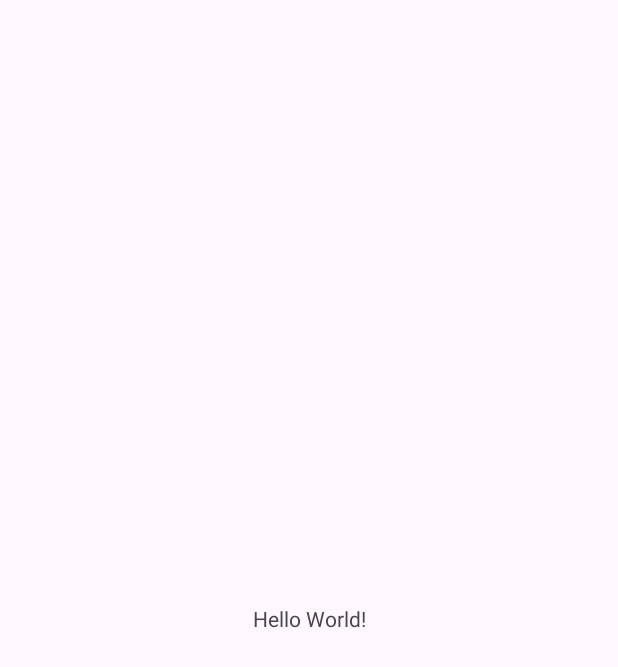
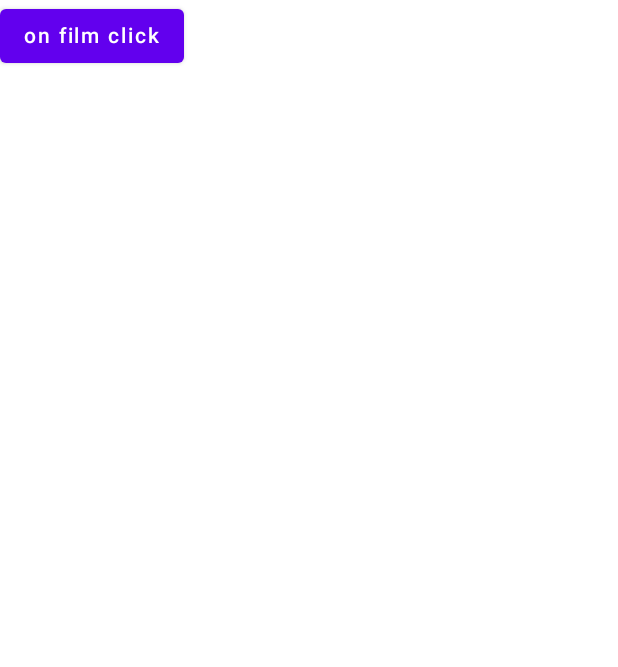
Before and after one commit to incw/FIlms, an Android app built with Jetpack Compose: the screen it shows after launch (MainActivity), on a phone screen of 412 x 824 dp. Before the commit the part shown is almost empty. Shown: the top 667 px of the screen. Run offline under Robolectric (Android 15) with nearby library versions, the phone set to English and light mode, and no system bars.

Commit message:
Add navigation between fragments

```diff
--- a/app/src/main/AndroidManifest.xml
+++ b/app/src/main/AndroidManifest.xml
@@ -3,6 +3,7 @@
     xmlns:tools="http://schemas.android.com/tools">
 
     <application
+        android:name=".features.main.FilmsApplication"
         android:allowBackup="true"
         android:dataExtractionRules="@xml/data_extraction_rules"
         android:fullBackupContent="@xml/backup_rules"
@@ -13,7 +14,7 @@
         android:theme="@style/Theme.Fimls"
         tools:targetApi="31">
         <activity
-            android:name=".MainActivity"
+            android:name=".features.main.MainActivity"
             android:exported="true">
             <intent-filter>
                 <action android:name="android.intent.action.MAIN" />
--- a/app/src/main/java/dev/smolyakoff/fimls/features/film_detail/ui/FilmDetailFragment.kt
+++ b/app/src/main/java/dev/smolyakoff/films/features/films/ui/FilmsFragment.kt
@@ -1,47 +1,47 @@
-package dev.smolyakoff.fimls.features.film_detail.ui
+package dev.smolyakoff.films.features.films.ui
 
 import android.os.Bundle
 import androidx.fragment.app.Fragment
 import android.view.LayoutInflater
 import android.view.View
 import android.view.ViewGroup
+import androidx.compose.foundation.layout.fillMaxSize
 import androidx.compose.material.MaterialTheme
+import androidx.compose.material.Surface
+import androidx.compose.ui.Modifier
 import androidx.compose.ui.platform.ComposeView
 import androidx.compose.ui.platform.ViewCompositionStrategy
-import dev.smolyakoff.fimls.R
+import androidx.navigation.findNavController
+import dev.smolyakoff.films.R
 
-class FilmDetailFragment : Fragment() {
+class FilmsFragment : Fragment() {
 
 
     override fun onCreateView(
         inflater: LayoutInflater, container: ViewGroup?,
         savedInstanceState: Bundle?
     ): View? {
-
-        val view = inflater.inflate(R.layout.fragment_film_detail, container, false)
+        val view = inflater.inflate(R.layout.fragment_films, container, false)
         val composeView = view.findViewById<ComposeView>(R.id.compose_view)
 
         composeView.apply {
             setViewCompositionStrategy(ViewCompositionStrategy.DisposeOnViewTreeLifecycleDestroyed)
             setContent {
                 MaterialTheme {
-                    FilmDetailView()
+                    Surface (
+                        modifier = Modifier.fillMaxSize()
+                    ) {
+                        FilmsView(
+                            onFilmClick = {
+                                findNavController().navigate(R.id.navigate_to_film_detail)
+                            }
+                        )
+                    }
                 }
             }
         }
+
         return view
     }
 
-    companion object {
-
-        @JvmStatic
-        fun newInstance() =
-            FilmDetailFragment().apply {
-                arguments = Bundle().apply {
-                    /**
-                     * Put String(args*)
-                     */
-                }
-            }
-    }
 }
--- /dev/null
+++ b/app/src/main/java/dev/smolyakoff/films/features/films/ui/FilmsView.kt
@@ -0,0 +1,31 @@
+package dev.smolyakoff.films.features.films.ui
+
+import androidx.compose.foundation.layout.Column
+import androidx.compose.foundation.layout.fillMaxSize
+import androidx.compose.foundation.layout.padding
+import androidx.compose.material.Button
+import androidx.compose.material.Scaffold
+import androidx.compose.material.Text
+import androidx.compose.runtime.Composable
+import androidx.compose.ui.Modifier
+
+
+@Composable
+fun FilmsView(
+    modifier: Modifier = Modifier,
+    onFilmClick: () -> Unit
+) {
+    Scaffold(
+        modifier = modifier
+    ) { paddingValues ->
+        Column(
+            modifier = Modifier
+                .fillMaxSize()
+                .padding(paddingValues)
+        ) {
+            Button(onClick = onFilmClick) {
+                Text(text = "on film click")
+            }
+        }
+    }
+}
--- a/app/src/main/java/dev/smolyakoff/fimls/FilmsApplication.kt
+++ b/app/src/main/java/dev/smolyakoff/films/features/main/FilmsApplication.kt
@@ -1,4 +1,4 @@
-package dev.smolyakoff.fimls
+package dev.smolyakoff.films.features.main
 
 import android.app.Application
 
--- a/app/src/main/java/dev/smolyakoff/fimls/MainActivity.kt
+++ b/app/src/main/java/dev/smolyakoff/films/features/main/MainActivity.kt
@@ -1,15 +1,17 @@
-package dev.smolyakoff.fimls
+package dev.smolyakoff.films.features.main
 
 import android.os.Bundle
 import androidx.activity.enableEdgeToEdge
 import androidx.appcompat.app.AppCompatActivity
 import androidx.core.view.ViewCompat
 import androidx.core.view.WindowInsetsCompat
+import dev.smolyakoff.films.R
 
 class MainActivity : AppCompatActivity() {
     override fun onCreate(savedInstanceState: Bundle?) {
         super.onCreate(savedInstanceState)
         enableEdgeToEdge()
+
         setContentView(R.layout.activity_main)
 
         ViewCompat.setOnApplyWindowInsetsListener(findViewById(R.id.main)) { v, insets ->
--- a/app/src/main/res/layout/activity_main.xml
+++ b/app/src/main/res/layout/activity_main.xml
@@ -1,19 +1,22 @@
 <?xml version="1.0" encoding="utf-8"?>
-<androidx.constraintlayout.widget.ConstraintLayout xmlns:android="http://schemas.android.com/apk/res/android"
+<FrameLayout xmlns:android="http://schemas.android.com/apk/res/android"
     xmlns:app="http://schemas.android.com/apk/res-auto"
     xmlns:tools="http://schemas.android.com/tools"
     android:id="@+id/main"
     android:layout_width="match_parent"
     android:layout_height="match_parent"
-    tools:context=".MainActivity">
+    tools:context=".features.main.MainActivity">
 
-    <TextView
-        android:layout_width="wrap_content"
-        android:layout_height="wrap_content"
-        android:text="Hello World!"
-        app:layout_constraintBottom_toBottomOf="parent"
-        app:layout_constraintEnd_toEndOf="parent"
-        app:layout_constraintStart_toStartOf="parent"
-        app:layout_constraintTop_toTopOf="parent" />
 
-</androidx.constraintlayout.widget.ConstraintLayout>
+    <androidx.fragment.app.FragmentContainerView
+        android:id="@+id/nav_host_fragment_activity_bottem_navigation"
+        android:name="androidx.navigation.fragment.NavHostFragment"
+        android:layout_width="match_parent"
+        android:layout_height="match_parent"
+        app:defaultNavHost="true"
+        app:navGraph="@navigation/navigation"
+        android:tag="Task bar"
+        />
+
+
+</FrameLayout>
--- /dev/null
+++ b/app/src/main/res/navigation/navigation.xml
@@ -0,0 +1,29 @@
+<?xml version="1.0" encoding="utf-8"?>
+<navigation xmlns:android="http://schemas.android.com/apk/res/android"
+    xmlns:app="http://schemas.android.com/apk/res-auto"
+    xmlns:tools="http://schemas.android.com/tools"
+    android:id="@+id/navigation.xml"
+    app:startDestination="@id/films_fragment">
+
+    <fragment
+        android:id="@+id/films_fragment"
+        android:name="dev.smolyakoff.films.features.films.ui.FilmsFragment"
+        android:label="Films list"
+        tools:layout="@layout/fragment_films">
+
+        <action
+            android:id="@+id/navigate_to_film_detail"
+            app:destination="@+id/film_detail" />
+
+    </fragment>
+
+    <fragment
+        android:id="@+id/film_detail"
+        android:name="dev.smolyakoff.films.features.film_detail.ui.FilmDetailFragment"
+        android:label="Film Detail"
+        tools:layout="@layout/fragment_film_detail">
+
+    </fragment>
+
+
+</navigation>
--- a/app/src/main/res/values/themes.xml
+++ b/app/src/main/res/values/themes.xml
@@ -1,8 +1,8 @@
 <resources xmlns:tools="http://schemas.android.com/tools">
-    <!-- Base application theme. -->
+
+
     <style name="Base.Theme.Fimls" parent="Theme.Material3.DayNight.NoActionBar">
-        <!-- Customize your light theme here. -->
-        <!-- <item name="colorPrimary">@color/my_light_primary</item> -->
+
     </style>
 
     <style name="Theme.Fimls" parent="Base.Theme.Fimls" />
--- a/gradle/libs.versions.toml
+++ b/gradle/libs.versions.toml
@@ -9,9 +9,13 @@ appcompat = "1.7.0"
 material = "1.12.0"
 activity = "1.9.2"
 constraintlayout = "2.1.4"
-compose = "1.7.1"
+compose = "1.7.2"
+navigation = "2.8.1"
 
 [libraries]
+
+navigation-fragment = { module = "androidx.navigation:navigation-fragment-ktx", version.ref = "navigation" }
+navigation-ui = { module = "androidx.navigation:navigation-ui-ktx", version.ref = "navigation" }
 
 compose-ui = { module = "androidx.compose.ui:ui", version.ref = "compose" }
 compose-material = { module = "androidx.compose.material:material", version.ref = "compose" }
--- a/settings.gradle.kts
+++ b/settings.gradle.kts
@@ -19,5 +19,5 @@ dependencyResolutionManagement {
     }
 }
 
-rootProject.name = "Fimls"
+rootProject.name = "Films"
 include(":app")
```
Also changed, not shown: app/build.gradle.kts (+7 -2 lines), app/src/main/java/dev/smolyakoff/films/features/film_detail/ui/FilmDetailFragment.kt (added, +60 -0 lines), app/src/main/java/dev/smolyakoff/films/features/film_detail/ui/FilmDetailView.kt (added, +27 -0 lines), app/src/main/java/dev/smolyakoff/fimls/features/film_detail/ui/FilmDetailView.kt (deleted, +0 -9 lines), app/src/main/java/dev/smolyakoff/fimls/features/films/ui/FilmsFragment.kt (deleted, +0 -35 lines), app/src/main/java/dev/smolyakoff/fimls/features/films/ui/FilmsView.kt (deleted, +0 -10 lines), 4 other files.
